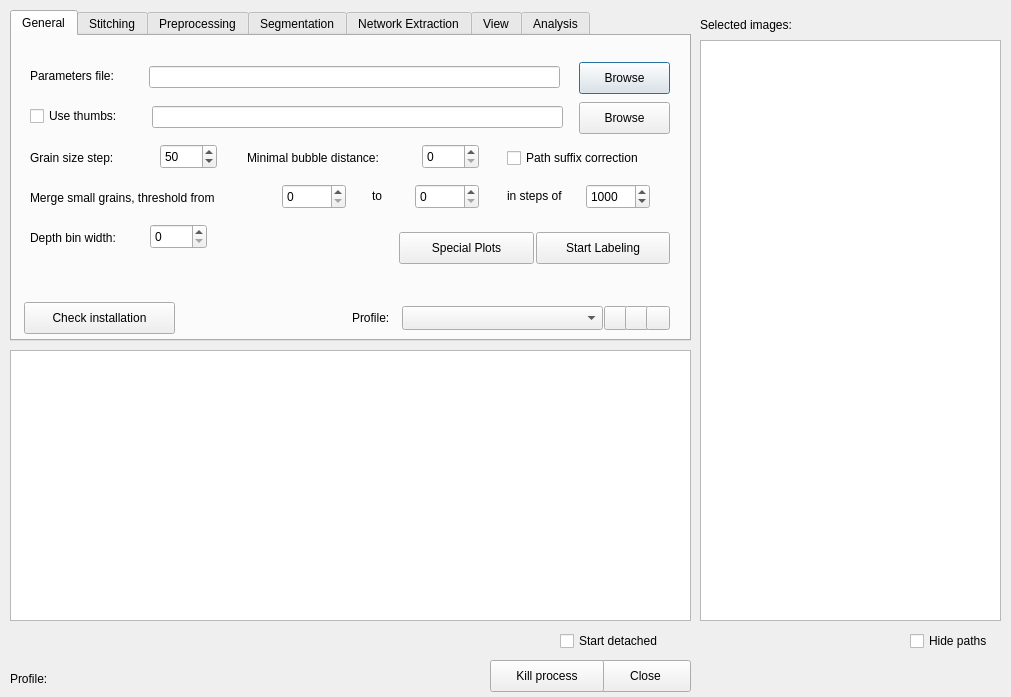
The window that processdialog.ui (tobinder/processdialog) describes before a commit, drawn with Qt 5.
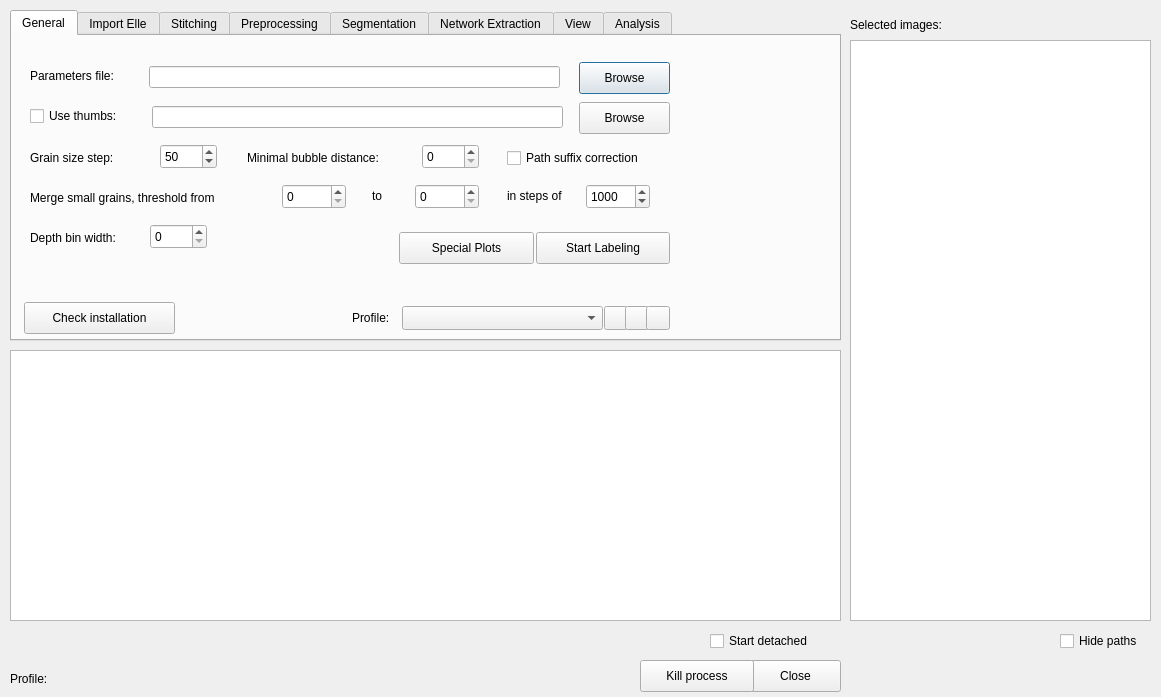
The same window after the commit. Icons and pictures are not drawn.

What changed in the file:
```diff
--- a/processdialog.ui
+++ b/processdialog.ui
@@ -6,7 +6,7 @@
    <rect>
     <x>0</x>
     <y>0</y>
-    <width>1011</width>
+    <width>1161</width>
     <height>697</height>
    </rect>
   </property>
@@ -18,7 +18,7 @@
     <rect>
      <x>10</x>
      <y>350</y>
-     <width>681</width>
+     <width>831</width>
      <height>271</height>
     </rect>
    </property>
@@ -31,7 +31,7 @@
     <rect>
      <x>10</x>
      <y>10</y>
-     <width>681</width>
+     <width>831</width>
      <height>331</height>
     </rect>
    </property>
@@ -511,6 +511,11 @@
      </property>
     </widget>
    </widget>
+   <widget class="QWidget" name="tab">
+    <attribute name="title">
+     <string>Import Elle</string>
+    </attribute>
+   </widget>
    <widget class="QWidget" name="stitching">
     <attribute name="title">
      <string>Stitching</string>
@@ -2261,7 +2266,7 @@
   <widget class="QPushButton" name="closeButton">
    <property name="geometry">
     <rect>
-     <x>600</x>
+     <x>750</x>
      <y>660</y>
      <width>91</width>
      <height>32</height>
@@ -2274,7 +2279,7 @@
   <widget class="QPushButton" name="killProcessButton">
    <property name="geometry">
     <rect>
-     <x>490</x>
+     <x>640</x>
      <y>660</y>
      <width>114</width>
      <height>32</height>
@@ -2287,7 +2292,7 @@
   <widget class="QCheckBox" name="detachedCheckBox">
    <property name="geometry">
     <rect>
-     <x>560</x>
+     <x>710</x>
      <y>630</y>
      <width>129</width>
      <height>22</height>
@@ -2329,7 +2334,7 @@
   <widget class="QListWidget" name="selectedImageslistWidget">
    <property name="geometry">
     <rect>
-     <x>700</x>
+     <x>850</x>
      <y>40</y>
      <width>301</width>
      <height>581</height>
@@ -2339,7 +2344,7 @@
   <widget class="QLabel" name="selectedImagesLabel">
    <property name="geometry">
     <rect>
-     <x>700</x>
+     <x>850</x>
      <y>9</y>
      <width>181</width>
      <height>31</height>
@@ -2352,7 +2357,7 @@
   <widget class="QCheckBox" name="hideSelectedImagesPathsCheckBox">
    <property name="geometry">
     <rect>
-     <x>910</x>
+     <x>1060</x>
      <y>630</y>
      <width>91</width>
      <height>22</height>
```
Left out of the diff: 2 changed lines with no effect on the pictures.
